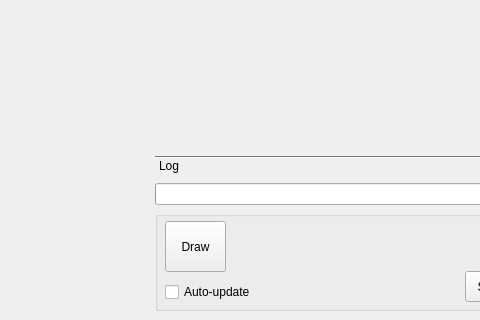
Old version of the form auroraplot/gui/auroraplot_dataviewer.ui in the repository stevemarple/auroraplot; both pictures show x 423 to 903 and y 394 to 714 of the 987 by 714 pixel window.
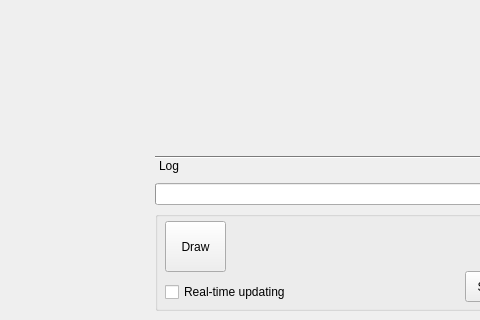
New version of the form. The open tabs and pages were chosen to show the change. Icons and pictures are not drawn.

Commit message: Bugfix of plot axes, and minor cosmetic updates

What changed in the file:
```diff
--- a/auroraplot/gui/auroraplot_dataviewer.ui
+++ b/auroraplot/gui/auroraplot_dataviewer.ui
@@ -438,12 +438,12 @@
             <rect>
              <x>10</x>
              <y>70</y>
-             <width>105</width>
+             <width>151</width>
              <height>22</height>
             </rect>
            </property>
            <property name="text">
-            <string>Auto-update</string>
+            <string>Real-time updating</string>
            </property>
           </widget>
           <widget class="QFrame" name="toolbarFrame">
```
Left out of the diff: 2 changed lines with no effect on the pictures. The commit also changes 2 other files.
